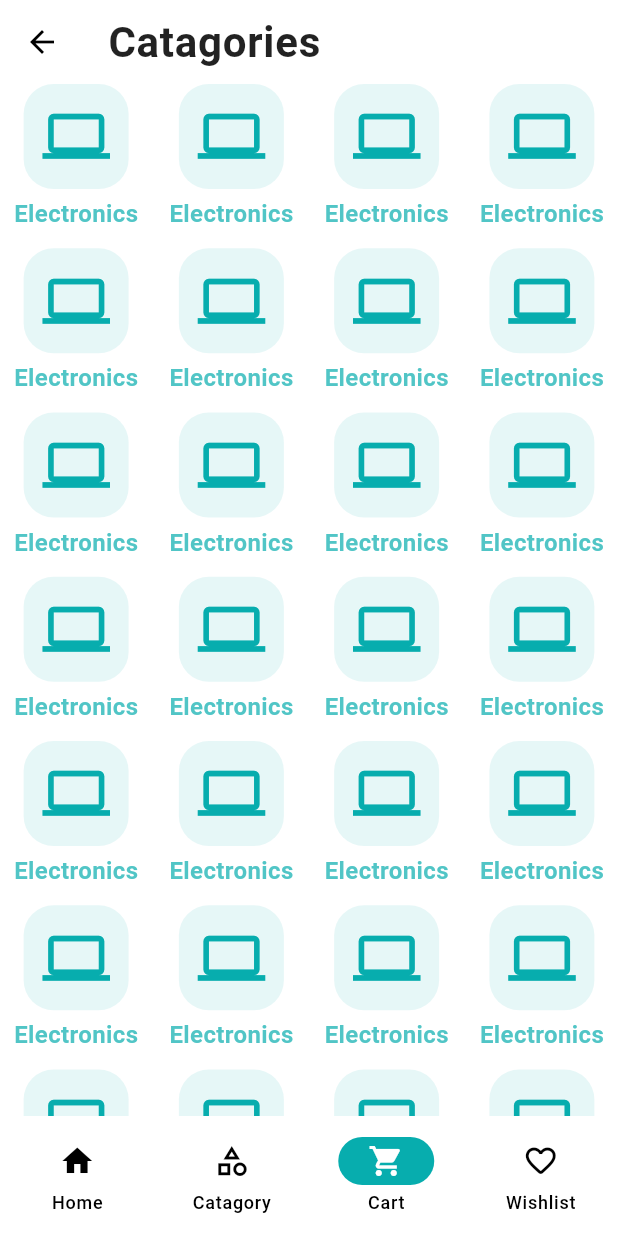
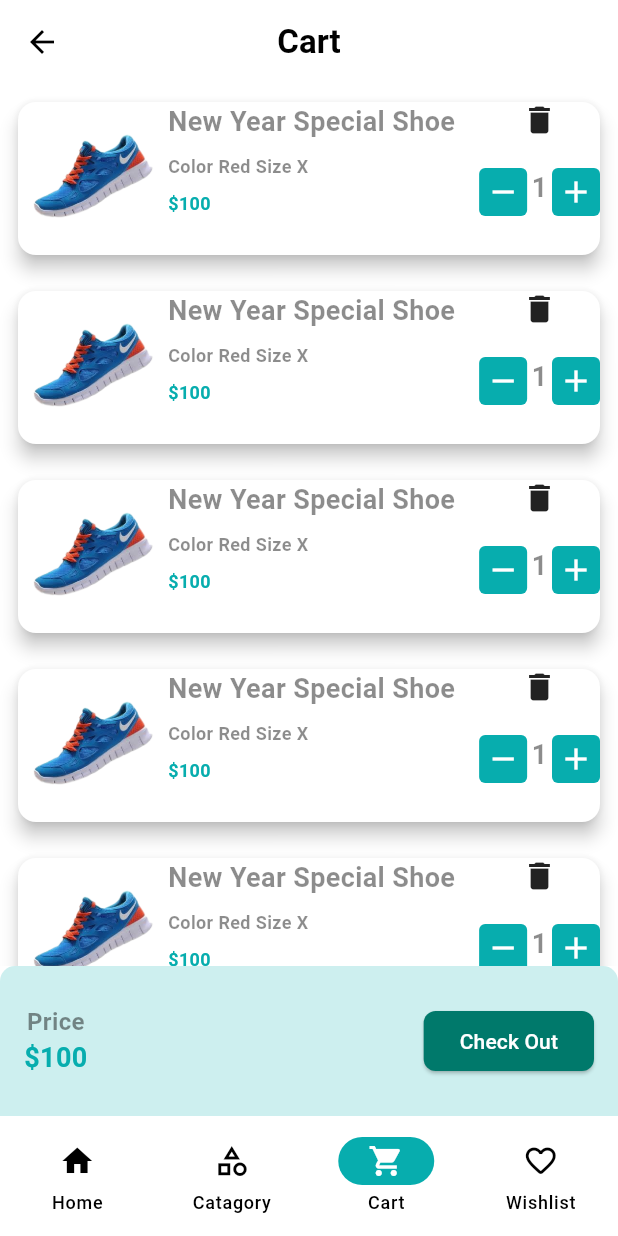
Before and after one commit to takiul-sumon/Ecommerce-App, a Flutter app: the MainButtomNavScreen screen opened directly, item 3 of the bottom bar chosen, on a phone screen of 412 x 824 dp. Run offline on Flutter 3.47's test engine with Material 3 defaults, Android fonts, the phone set to English and light mode, and no system bars; our stand-ins replace carousel_slider, email_validator, firebase_core, firebase_crashlytics, flutter_svg, get; accounts and stored records are empty.

Commit message:
Check Out Screeen Done

```diff
--- a/lib/features/Product/ui/Widget/inc_dec_button.dart
+++ b/lib/features/Product/ui/Widget/inc_dec_button.dart
@@ -13,6 +13,8 @@ class _IncDecButtonState extends State<IncDecButton> {
   @override
   Widget build(BuildContext context) {
     return Row(
+      mainAxisAlignment: MainAxisAlignment.spaceBetween,
+      crossAxisAlignment: CrossAxisAlignment.start,
       children: [
         buildIconButton(
           icon: Icons.remove,
@@ -23,7 +25,7 @@ class _IncDecButtonState extends State<IncDecButton> {
           },
         ),
         Padding(
-          padding: const EdgeInsets.all(3.0),
+          padding: const EdgeInsets.symmetric(horizontal: 3),
           child: Text(
             '$value',
             style: TextStyle(fontSize: 18, fontWeight: FontWeight.bold),
--- /dev/null
+++ b/lib/features/Product/ui/screans/cart_screen.dart
@@ -0,0 +1,147 @@
+import 'package:ecommerce_app/app/app_color.dart';
+import 'package:ecommerce_app/app/assets_paths.dart';
+import 'package:ecommerce_app/features/Product/ui/Widget/inc_dec_button.dart';
+import 'package:flutter/material.dart';
+
+class CartScreen extends StatefulWidget {
+  const CartScreen({super.key});
+
+  @override
+  State<CartScreen> createState() => _CartScreenState();
+}
+
+class _CartScreenState extends State<CartScreen> {
+  @override
+  Widget build(BuildContext context) {
+    return Scaffold(
+      appBar: AppBar(
+        title: Text('Cart', style: TextStyle(fontWeight: FontWeight.bold)),
+        centerTitle: true,
+      ),
+      body: Column(
+        children: [
+          Expanded(
+            child: ListView.builder(
+              itemCount: 6,
+              itemBuilder: (context, index) {
+                return ProductDetailsForCheckOut();
+              },
+            ),
+          ),
+          buildPriceAndAddToCart(),
+        ],
+      ),
+    );
+  }
+
+  Widget buildPriceAndAddToCart() {
+    return Container(
+      height: 100,
+      decoration: BoxDecoration(
+        color: AppColor.themeColor.withOpacity(.2),
+        borderRadius: BorderRadius.only(
+          topLeft: Radius.circular(10),
+          topRight: Radius.circular(10),
+        ),
+      ),
+      child: Padding(
+        padding: const EdgeInsets.all(16),
+        child: Row(
+          mainAxisAlignment: MainAxisAlignment.spaceBetween,
+          children: [
+            Column(
+              mainAxisAlignment: MainAxisAlignment.center,
+              children: [
+                Text(
+                  'Price',
+                  style: TextStyle(fontSize: 16, fontWeight: FontWeight.bold),
+                ),
+                Text(
+                  '\$100',
+                  style: TextStyle(
+                    fontSize: 18,
+                    fontWeight: FontWeight.bold,
+                    color: AppColor.themeColor,
+                  ),
+                ),
+              ],
+            ),
+            ElevatedButton(
+              onPressed: () {},
+              style: ElevatedButton.styleFrom(
+                shape: RoundedRectangleBorder(
+                  borderRadius: BorderRadiusGeometry.circular(8),
+                ),
+              ),
+              child: Text('Check Out', style: TextStyle(color: Colors.white)),
+            ),
+          ],
+        ),
+      ),
+    );
+  }
+}
+
+class ProductDetailsForCheckOut extends StatelessWidget {
+  const ProductDetailsForCheckOut({super.key});
+
+  @override
+  Widget build(BuildContext context) {
+    return Padding(
+      padding: const EdgeInsets.all(8.0),
+      child: SizedBox(
+        height: 110,
+        child: Card(
+          elevation: 5,
+          child: Row(
+            crossAxisAlignment: CrossAxisAlignment.start,
+            children: [
+              Container(
+                width: 100,
+                height: 100,
+                padding: EdgeInsets.all(8),
+                child: Image.asset(AssetPath.dummyNikeImage5),
+              ),
+              Expanded(
+                child: Column(
+                  crossAxisAlignment: CrossAxisAlignment.start,
+                  children: [
+                    Text(
+                      'New Year Special Shoe',
+                      style: TextStyle(
+                        fontSize: 18,
+                        fontWeight: FontWeight.w700,
+                      ),
+                    ),
+                    SizedBox(height: 8),
+                    Text(
+                      'Color Red Size X',
+                      style: TextStyle(fontWeight: FontWeight.bold),
+                    ),
+                    SizedBox(height: 8),
+
+                    Text(
+                      '\$100',
+                      style: TextStyle(
+                        fontWeight: FontWeight.bold,
+                        color: AppColor.themeColor,
+                      ),
+                    ),
+                  ],
+                ),
+              ),
+              Column(
+                mainAxisAlignment: MainAxisAlignment.start,
+                children: [
+                  Icon(Icons.delete),
+                  SizedBox(height: 20),
+                  IncDecButton(),
+                ],
+              ),
+            ],
+          ),
+        ),
+      ),
+    );
+  }
+}
--- a/lib/features/Product/ui/screans/product_details.dart
+++ b/lib/features/Product/ui/screans/product_details.dart
@@ -37,7 +37,7 @@ class _ProductDetailsScreenState extends State<ProductDetailsScreen> {
               children: [
                 Row(
                   mainAxisAlignment: MainAxisAlignment.spaceBetween,
-                  crossAxisAlignment: CrossAxisAlignment.start,
+                  // crossAxisAlignment: CrossAxisAlignment.start,
                   children: [
                     Column(
                       // mainAxisAlignment: MainAxisAlignment.start,
--- a/lib/features/commons/ui/screens/main_buttom_nav_screen.dart
+++ b/lib/features/commons/ui/screens/main_buttom_nav_screen.dart
@@ -1,3 +1,4 @@
+import 'package:ecommerce_app/features/Product/ui/screans/cart_screen.dart';
 import 'package:ecommerce_app/features/Wishlist/ui/wishlist_screen.dart';
 import 'package:ecommerce_app/features/commons/ui/controller/main_bottom_nav_controller.dart';
 import 'package:ecommerce_app/features/home/ui/screans/home_screen.dart';
@@ -17,7 +18,7 @@ class _MainButtomNavScreenState extends State<MainButtomNavScreen> {
   List<Widget> screens = [
     HomeScreen(),
     ProductCatagoryScreen(),
-    ProductCatagoryScreen(),
+    CartScreen(),
     WishListScreen(),
   ];
   @override
--- a/lib/features/home/ui/screans/home_screen.dart
+++ b/lib/features/home/ui/screans/home_screen.dart
@@ -136,9 +136,14 @@ Widget getSpecialProduct() {
   );
 }
 
-class ProductCard extends StatelessWidget {
+class ProductCard extends StatefulWidget {
   const ProductCard({super.key});
 
+  @override
+  State<ProductCard> createState() => _ProductCardState();
+}
+
+class _ProductCardState extends State<ProductCard> {
   @override
   Widget build(BuildContext context) {
     return GestureDetector(
```
